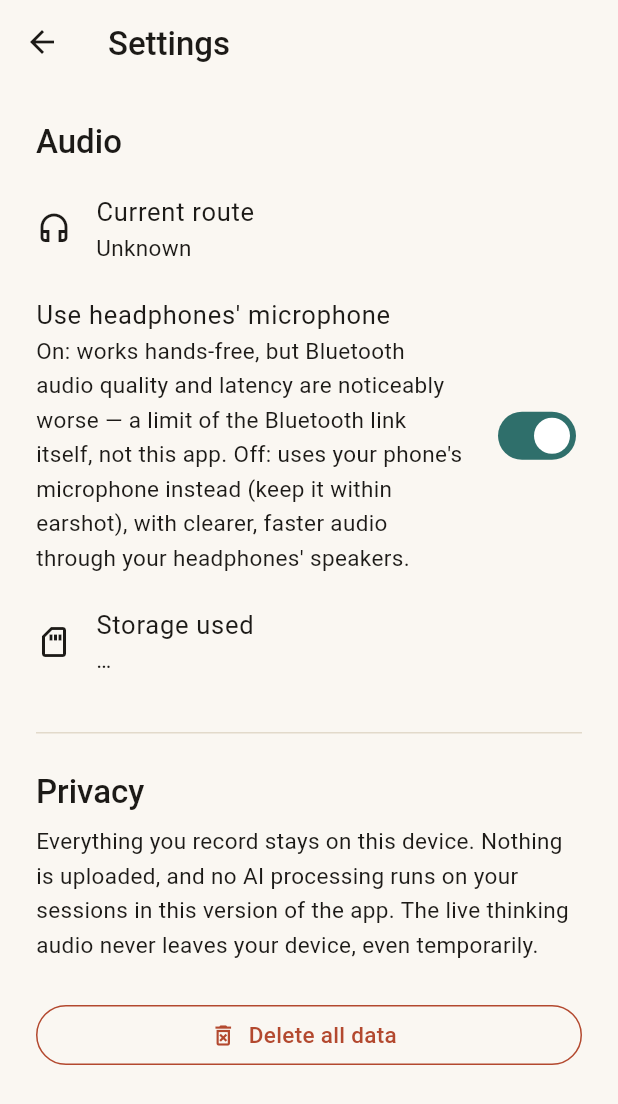
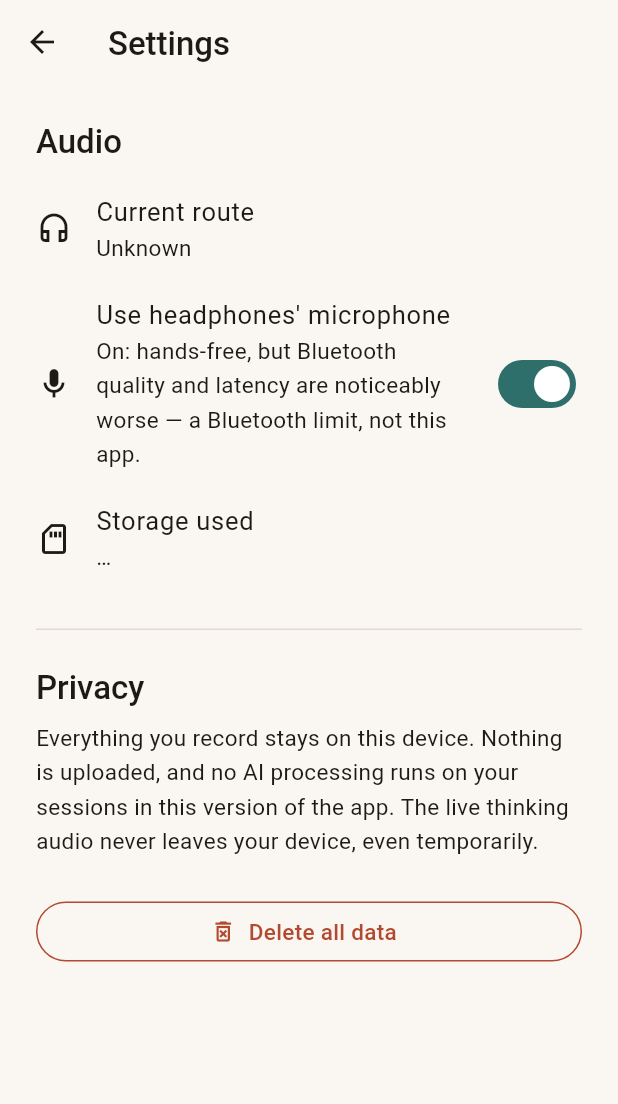
Before and after one commit to rsmg10/think-out-loud, a Flutter app: the screen it shows after launch, after a tap on the "settings" icon, on a phone screen of 412 x 824 dp. Shown: the top 1104 px of the screen. Run offline on Flutter 3.47's test engine with Material 3 defaults, Android fonts, the phone set to English and light mode, and no system bars; our stand-ins replace flutter_riverpod, just_audio, permission_handler, shared_preferences, sqflite; accounts and stored records are empty.

Commit message:
Phase 8 polish: launcher icon, a11y label, settings layout, test coverage
- Replaced the default Flutter launcher icon (Android mipmaps + iOS
  AppIcon.appiconset) with the app's own visual identity — a solid
  accent-teal circle on the warm off-white background, i.e. the Think
  button itself, generated to match lib/core/theme/app_colors.dart.
- Session Details play/pause IconButton had no label — added a
  tooltip ("Play"/"Pause") so it isn't announced as an unlabeled
  "Icon button" by a screen reader. Audited the rest of the app;
  other interactive elements already have adequate labels (tooltips,
  visible button text, or Semantics wrappers).
- Settings' mic-source switch had no leading icon (misaligned against
  the other Audio rows) and a 6-line static subtitle that made the
  switch float awkwardly mid-paragraph. Added a mic icon and made the
  subtitle reactive — it now shows only the explanation for the
  current state, ~2 lines. Caught by an on-device screenshot pass in
  both light and dark mode on the connected emulator; also confirmed
  Home, History (empty state), and the no-safe-route error screen
  render cleanly in both themes with no clipping/overflow.
- Added test coverage for last round's mic-preference feature:
  SharedPrefsUserPreferencesService (default, persistence, survives a
  fresh instance) and PreferBluetoothMicController (async load,
  toggle-and-persist). 35/35 tests passing.

Co-Authored-By: Claude Sonnet 5 <noreply@anthropic.com>

```diff
--- a/lib/features/session_details/session_details_screen.dart
+++ b/lib/features/session_details/session_details_screen.dart
@@ -213,6 +213,7 @@ class _PlaybackControls extends StatelessWidget {
                         final playing = stateSnap.data?.playing ?? false;
                         return IconButton(
                           iconSize: 40,
+                          tooltip: playing ? 'Pause' : 'Play',
                           icon: Icon(
                             playing
                                 ? Icons.pause_circle_filled
--- a/lib/features/settings/settings_screen.dart
+++ b/lib/features/settings/settings_screen.dart
@@ -104,13 +104,14 @@ class _SettingsScreenState extends ConsumerState<SettingsScreen> {
           ),
           SwitchListTile(
             contentPadding: EdgeInsets.zero,
+            secondary: const Icon(Icons.mic_outlined),
             title: const Text("Use headphones' microphone"),
-            subtitle: const Text(
-              'On: works hands-free, but Bluetooth audio quality and '
-              'latency are noticeably worse — a limit of the Bluetooth '
-              'link itself, not this app. Off: uses your phone\'s '
-              'microphone instead (keep it within earshot), with '
-              "clearer, faster audio through your headphones' speakers.",
+            subtitle: Text(
+              preferBluetoothMic
+                  ? 'On: hands-free, but Bluetooth quality and latency are '
+                        'noticeably worse — a Bluetooth limit, not this app.'
+                  : "Off: uses your phone's mic (keep it within earshot) "
+                        'for clearer, faster audio.',
             ),
             value: preferBluetoothMic,
             onChanged: (value) => ref
```
Also changed, not shown: 22 other files.
